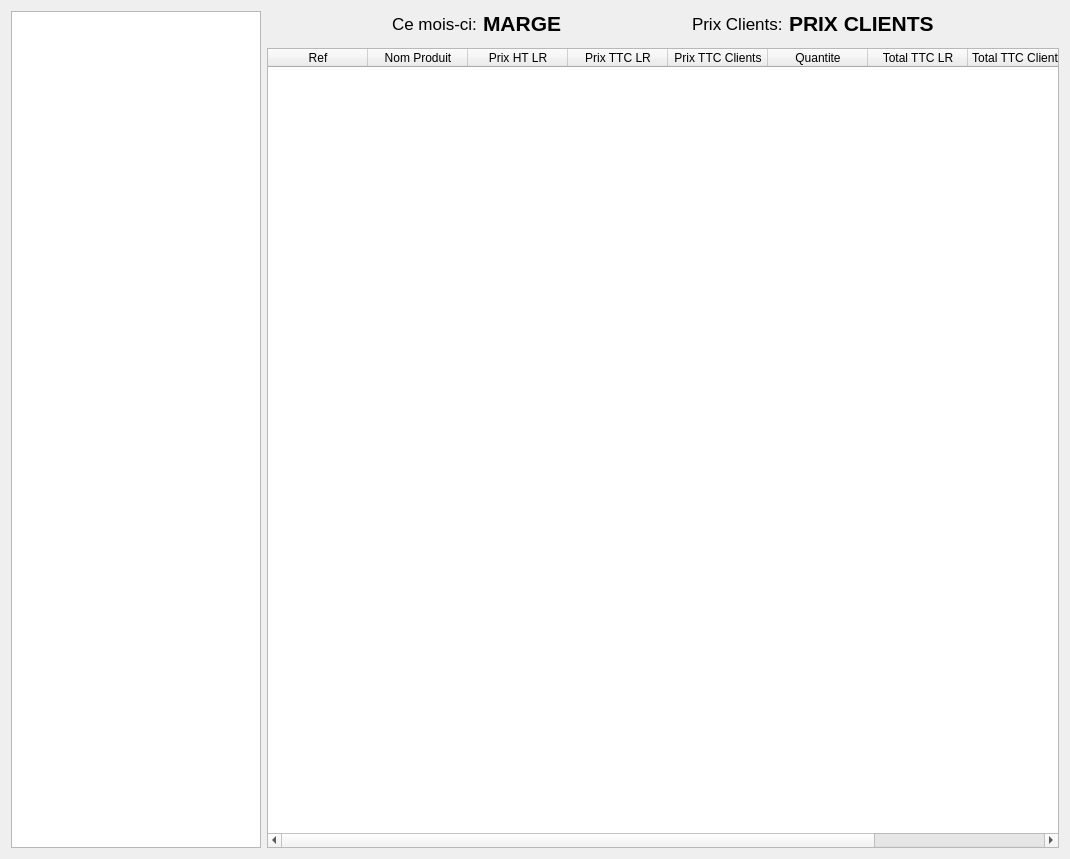
First picture: the form in marielr/ongletrecapitulatif.ui, repository toopoormaghell/marielr, before the edit.
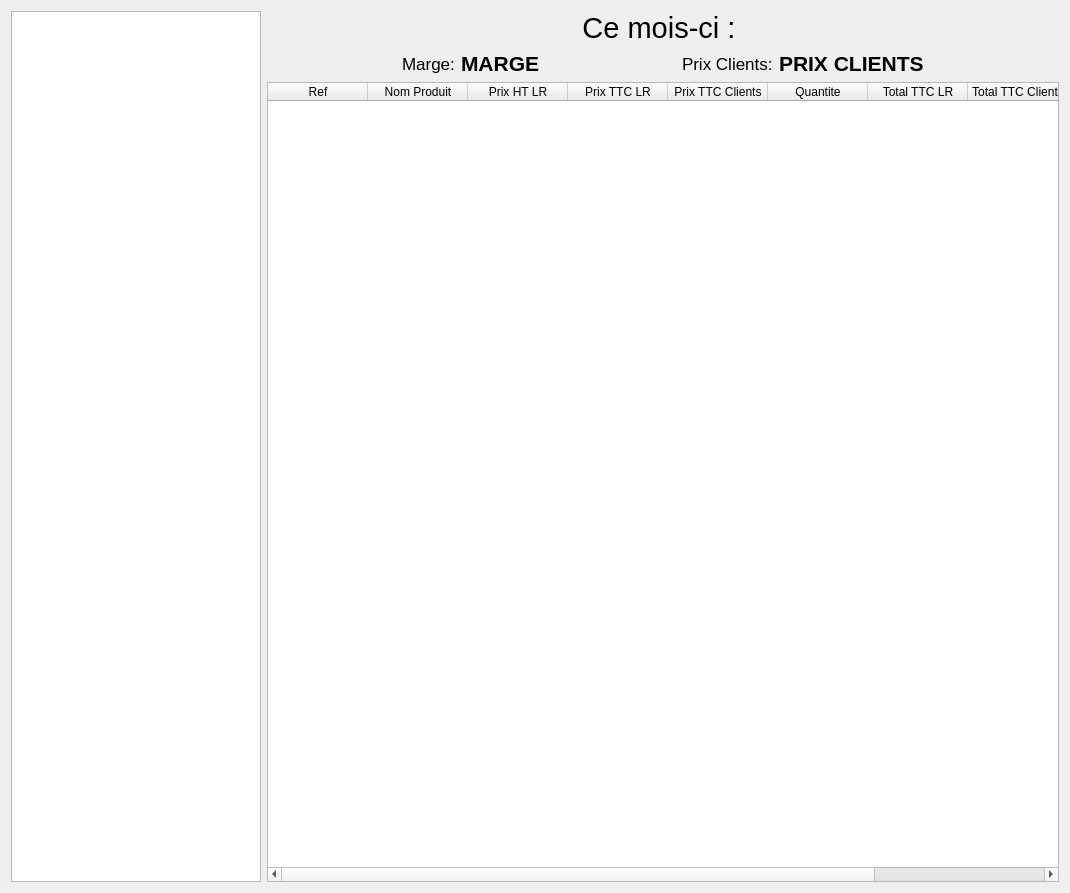
Second picture: the form after the edit.

```diff
--- a/marielr/ongletrecapitulatif.ui
+++ b/marielr/ongletrecapitulatif.ui
@@ -43,6 +43,21 @@
    </item>
    <item>
     <layout class="QVBoxLayout" name="verticalLayout">
+     <item>
+      <widget class="QLabel" name="label_2">
+       <property name="font">
+        <font>
+         <pointsize>22</pointsize>
+        </font>
+       </property>
+       <property name="text">
+        <string>Ce mois-ci : </string>
+       </property>
+       <property name="alignment">
+        <set>Qt::AlignCenter</set>
+       </property>
+      </widget>
+     </item>
      <item>
       <layout class="QHBoxLayout" name="horizontalLayout">
        <item>
@@ -66,7 +81,7 @@
           </font>
          </property>
          <property name="text">
-          <string>Ce mois-ci:</string>
+          <string>Marge:</string>
          </property>
         </widget>
        </item>
```
